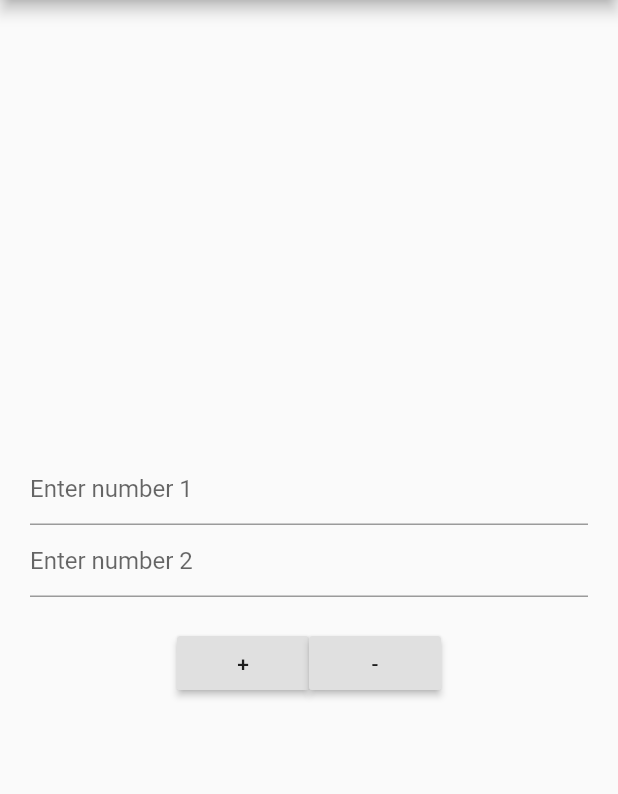
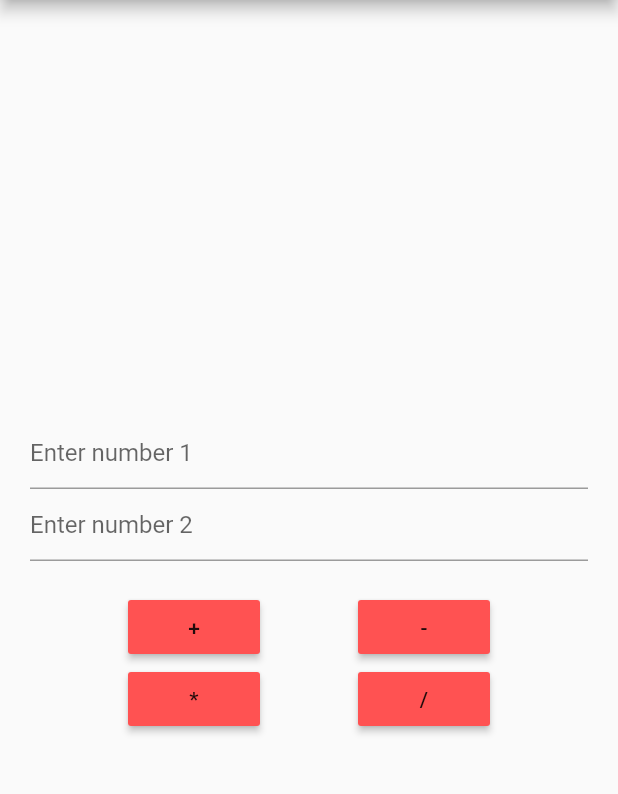
Before and after one commit to PawankumarPK/CalculatorApp, a Flutter app: the screen it shows after launch, on a phone screen of 412 x 824 dp, the part 84-878 px from its top. Run offline on Flutter 3.47's test engine with Material 2 defaults, Android fonts, the phone set to English and light mode, and no system bars.

Commit message:
materil button accent done

```diff
--- a/lib/home_page.dart
+++ b/lib/home_page.dart
@@ -28,10 +28,29 @@ class _HomePageState extends State<HomePage> {
             ),
             new Padding(padding: const EdgeInsets.only(top: 20.0)),
             new Row(
-              mainAxisAlignment: MainAxisAlignment.center,
+              mainAxisAlignment: MainAxisAlignment.spaceEvenly,
               children: <Widget>[
-                new RaisedButton(child: new Text("+"), onPressed: () {}),
-                new RaisedButton(child: new Text("-"), onPressed: () {})
+                new MaterialButton(
+                    child: new Text("+"),
+                    color: Colors.redAccent,
+                    onPressed: () {}),
+                new MaterialButton(
+                    child: new Text("-"),
+                    color: Colors.redAccent,
+                    onPressed: () {})
+              ],
+            ),
+            new Row(
+              mainAxisAlignment: MainAxisAlignment.spaceEvenly,
+              children: <Widget>[
+                new MaterialButton(
+                    child: new Text("*"),
+                    color: Colors.redAccent,
+                    onPressed: () {}),
+                new MaterialButton(
+                    child: new Text("/"),
+                    color: Colors.redAccent,
+                    onPressed: () {})
               ],
             )
           ],
```
